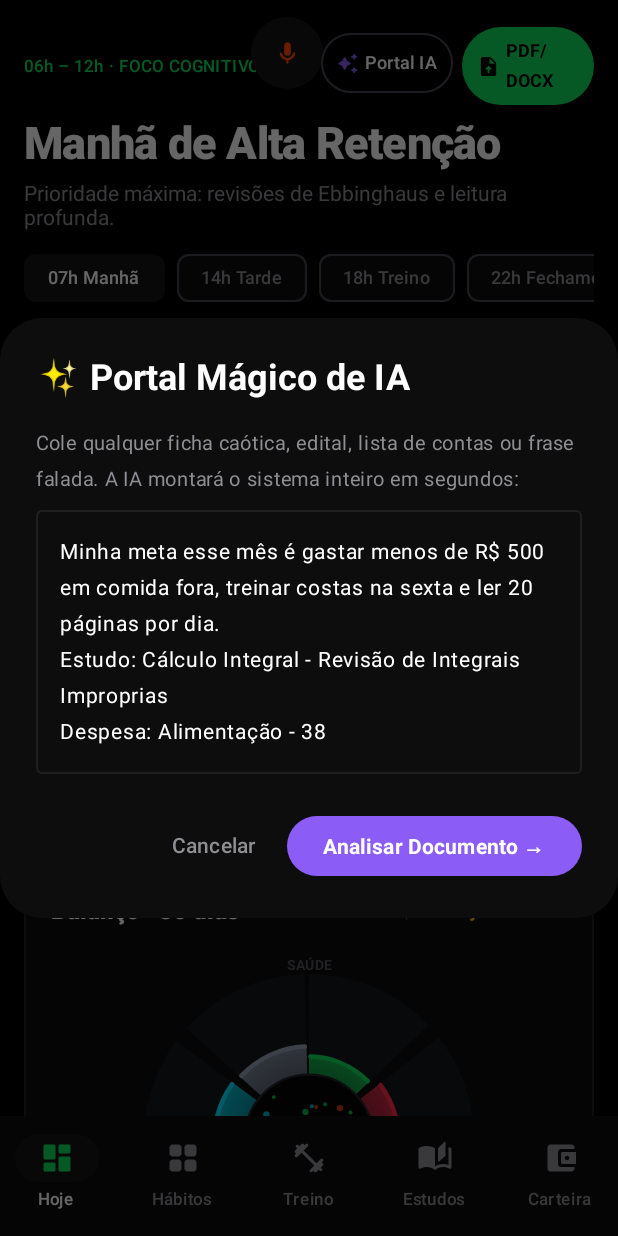
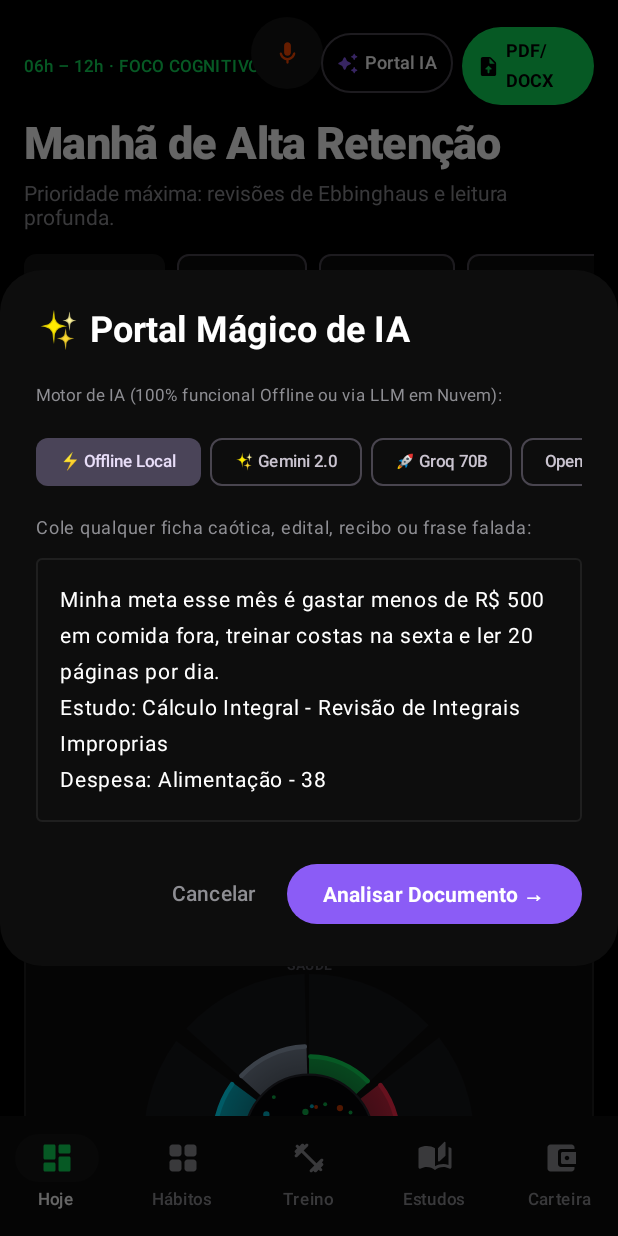
Before and after one commit to monteirokelvin45-del/Life-lol, an Android app built with Jetpack Compose: the HomeScreen screen opened through its navigation route, after a tap on "Portal IA", on a phone screen of 412 x 824 dp. Run offline under Robolectric (Android 15) with nearby library versions, the phone set to English and light mode, and no system bars; our stand-ins replace Dagger/Hilt's generated code; 9 statements that could not run were skipped.

Commit message:
feat(ai): add Keystore-encrypted Gemini/Groq/OpenAI provider vault, V2 semantic offline parser, and live AI E2E test
Co-authored-by: arena-agent <297053741+arena-agent@users.noreply.github.com>

```diff
--- a/app/src/main/kotlin/com/lifeos/app/features/home/HomeScreen.kt
+++ b/app/src/main/kotlin/com/lifeos/app/features/home/HomeScreen.kt
@@ -59,6 +59,7 @@ import androidx.compose.ui.text.font.FontWeight
 import androidx.compose.ui.unit.dp
 import androidx.compose.ui.unit.sp
 import androidx.lifecycle.compose.collectAsStateWithLifecycle
+import com.lifeos.core.ai.security.AiLlmProvider
 import com.lifeos.core.domain.model.AiExtractedPlanPayload
 import com.lifeos.core.domain.model.BookDomainModel
 import com.lifeos.core.domain.model.TimeOfDayContext
@@ -485,7 +486,12 @@ fun HomeScreen(
 
     if (showPortalModal) {
         PortalMagicoInputDialog(
+            currentProvider = state.aiProvider,
+            hasSavedApiKey = state.hasSavedApiKey,
             onDismiss = { showPortalModal = false },
+            onSaveProviderConfig = { provider, key ->
+                viewModel.onIntent(HomeIntent.SaveAiProviderConfig(provider, key))
+            },
             onAnalyze = { rawText ->
                 showPortalModal = false
                 viewModel.onIntent(HomeIntent.PreviewRawText(rawText))
@@ -680,9 +686,14 @@ private fun NightClosureBannerCard(
 
 @Composable
 private fun PortalMagicoInputDialog(
+    currentProvider: AiLlmProvider,
+    hasSavedApiKey: Boolean,
     onDismiss: () -> Unit,
+    onSaveProviderConfig: (AiLlmProvider, String) -> Unit,
     onAnalyze: (String) -> Unit
 ) {
+    var selectedProvider by remember(currentProvider) { mutableStateOf(currentProvider) }
+    var apiKeyInput by remember { mutableStateOf("") }
     var text by remember {
         mutableStateOf(
             """
@@ -700,21 +711,71 @@ private fun PortalMagicoInputDialog(
         text = {
             Column(verticalArrangement = Arrangement.spacedBy(8.dp)) {
                 Text(
-                    text = "Cole qualquer ficha caótica, edital, lista de contas ou frase falada. A IA montará o sistema inteiro em segundos:",
+                    text = "Motor de IA (100% funcional Offline ou via LLM em Nuvem):",
                     color = LifeOsTheme.TextSecondary,
-                    fontSize = 13.sp
+                    fontSize = 11.sp
+                )
+                Row(
+                    modifier = Modifier
+                        .fillMaxWidth()
+                        .horizontalScroll(rememberScrollState()),
+                    horizontalArrangement = Arrangement.spacedBy(6.dp)
+                ) {
+                    listOf(
+                        AiLlmProvider.OFFLINE_LOCAL to "⚡ Offline Local",
+                        AiLlmProvider.GOOGLE_GEMINI to "✨ Gemini 2.0",
+                        AiLlmProvider.GROQ_CLOUD to "🚀 Groq 70B",
+                        AiLlmProvider.OPENAI to "OpenAI"
+                    ).forEach { (prov, shortLabel) ->
+                        FilterChip(
+                            selected = selectedProvider == prov,
+                            onClick = {
+                                selectedProvider = prov
+                                if (prov == AiLlmProvider.OFFLINE_LOCAL) {
+                                    onSaveProviderConfig(prov, "")
+                                }
+                            },
+                            label = { Text(shortLabel, fontSize = 11.sp) }
+                        )
+                    }
+                }
+
+                if (selectedProvider != AiLlmProvider.OFFLINE_LOCAL) {
+                    OutlinedTextField(
+                        value = apiKeyInput,
+                        onValueChange = { apiKeyInput = it },
+                        singleLine = true,
+                        label = {
+                            Text(
+                                text = if (hasSavedApiKey) "Chave salva no Keystore (digite para trocar)" else "API Key (${selectedProvider.name})",
+                                fontSize = 11.sp
+                            )
+                        },
+                        modifier = Modifier.fillMaxWidth()
+                    )
+                }
+
+                Text(
+                    text = "Cole qualquer ficha caótica, edital, recibo ou frase falada:",
+                    color = LifeOsTheme.TextSecondary,
+                    fontSize = 12.sp
                 )
                 OutlinedTextField(
                     value = text,
                     onValueChange = { text = it },
-                    minLines = 6,
+                    minLines = 5,
                     modifier = Modifier.fillMaxWidth()
                 )
             }
         },
         confirmButton = {
             Button(
-                onClick = { onAnalyze(text) },
+                onClick = {
+                    if (selectedProvider != AiLlmProvider.OFFLINE_LOCAL && apiKeyInput.isNotBlank()) {
+                        onSaveProviderConfig(selectedProvider, apiKeyInput)
+                    }
+                    onAnalyze(text)
+                },
                 colors = ButtonDefaults.buttonColors(containerColor = LifeOsTheme.PurpleStudy)
             ) {
                 Text("Analisar Documento →", color = Color.White, fontWeight = FontWeight.Bold)
--- a/app/src/main/kotlin/com/lifeos/app/features/home/HomeViewModel.kt
+++ b/app/src/main/kotlin/com/lifeos/app/features/home/HomeViewModel.kt
@@ -6,6 +6,8 @@ import androidx.lifecycle.ViewModel
 import androidx.lifecycle.viewModelScope
 import com.lifeos.core.ai.engine.StructuredPlanAiEngine
 import com.lifeos.core.ai.extractor.DocumentTextExtractor
+import com.lifeos.core.ai.security.AiCredentialsStore
+import com.lifeos.core.ai.security.AiLlmProvider
 import com.lifeos.core.domain.algorithm.TimeContextResolver
 import com.lifeos.core.domain.model.AiExtractedPlanPayload
 import com.lifeos.core.domain.model.BalanceWheelScore
@@ -42,6 +44,8 @@ data class HomeUiState(
     val financialOverview: FinancialOverviewModel? = null,
     val activeTimer: ActiveTimerSnapshot = ActiveTimerSnapshot(),
     val pendingPlanPreview: AiExtractedPlanPayload? = null,
+    val aiProvider: AiLlmProvider = AiLlmProvider.OFFLINE_LOCAL,
+    val hasSavedApiKey: Boolean = false,
     val isIngesting: Boolean = false,
     val statusMessage: String? = null
 )
@@ -52,6 +56,7 @@ sealed interface HomeIntent {
     data class ReviewTopic(val topicId: Long) : HomeIntent
     data class PreviewDocumentUri(val uri: Uri) : HomeIntent
     data class PreviewRawText(val text: String) : HomeIntent
+    data class SaveAiProviderConfig(val provider: AiLlmProvider, val apiKey: String) : HomeIntent
     data object ConfirmExtractedSystem : HomeIntent
     data object CancelPlanPreview : HomeIntent
     data class StartPomodoroFocus(val minutes: Int = 25) : HomeIntent
@@ -67,11 +72,13 @@ class HomeViewModel @Inject constructor(
     private val completeStudyReviewUseCase: CompleteStudyReviewUseCase,
     private val ingestPlanUseCase: IngestPlanUseCase,
     private val documentTextExtractor: DocumentTextExtractor,
-    private val aiEngine: StructuredPlanAiEngine
+    private val aiEngine: StructuredPlanAiEngine,
+    private val aiCredentialsStore: AiCredentialsStore
 ) : ViewModel() {
 
     private val manualTimeContext = MutableStateFlow<TimeOfDayContext?>(null)
     private val pendingPreviewFlow = MutableStateFlow<AiExtractedPlanPayload?>(null)
+    private val aiConfigFlow = MutableStateFlow(aiCredentialsStore.loadConfig())
     private val isIngestingFlow = MutableStateFlow(false)
     private val messageFlow = MutableStateFlow<String?>(null)
 
@@ -108,7 +115,11 @@ class HomeViewModel @Inject constructor(
         )
     }
 
-    val uiState: StateFlow<HomeUiState> = combine(coreDomainBundle, auxStateBundle) { core, aux ->
+    val uiState: StateFlow<HomeUiState> = combine(
+        coreDomainBundle,
+        auxStateBundle,
+        aiConfigFlow
+    ) { core, aux, cfg ->
         HomeUiState(
             timeContext = aux.timeContext,
             balanceWheel = core.wheel,
@@ -119,6 +130,8 @@ class HomeViewModel @Inject constructor(
             financialOverview = aux.finance,
             activeTimer = aux.timer,
             pendingPlanPreview = aux.preview,
+            aiProvider = cfg.provider,
+            hasSavedApiKey = cfg.apiKey.isNotBlank(),
             isIngesting = aux.isIngesting,
             statusMessage = aux.message
         )
@@ -144,6 +157,13 @@ class HomeViewModel @Inject constructor(
             }
             is HomeIntent.PreviewRawText -> {
                 parseTextIntoPortalPreview(intent.text)
+            }
+            is HomeIntent.SaveAiProviderConfig -> {
+                viewModelScope.launch {
+                    aiCredentialsStore.saveConfig(intent.provider, intent.apiKey)
+                    aiConfigFlow.value = aiCredentialsStore.loadConfig()
+                    messageFlow.value = "Motor de IA atualizado: ${intent.provider.displayName}"
+                }
             }
             HomeIntent.ConfirmExtractedSystem -> {
                 confirmAndPersistPreview()
```
Also changed, not shown: core/ai/src/main/kotlin/com/lifeos/core/ai/engine/LocalRuleBasedPlanParser.kt (+101 -23 lines), core/ai/src/main/kotlin/com/lifeos/core/ai/engine/StructuredPlanAiEngine.kt (+37 -19 lines), core/ai/src/main/kotlin/com/lifeos/core/ai/security/AiCredentialsStore.kt (added, +138 -0 lines), 1 other file.
